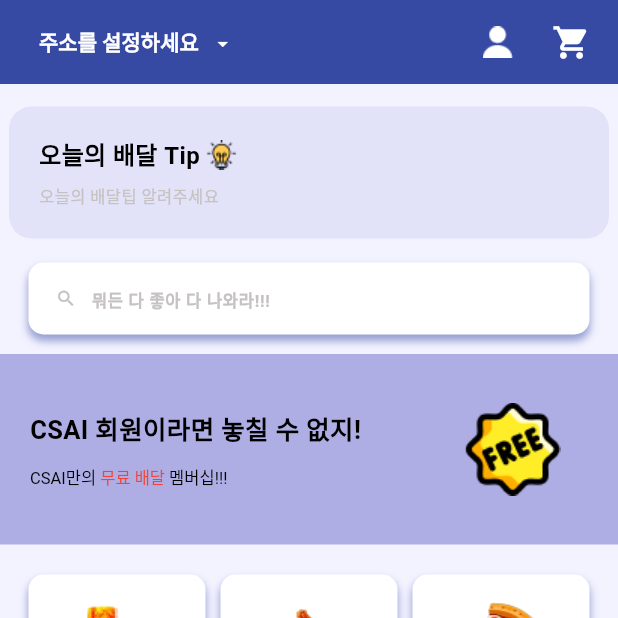
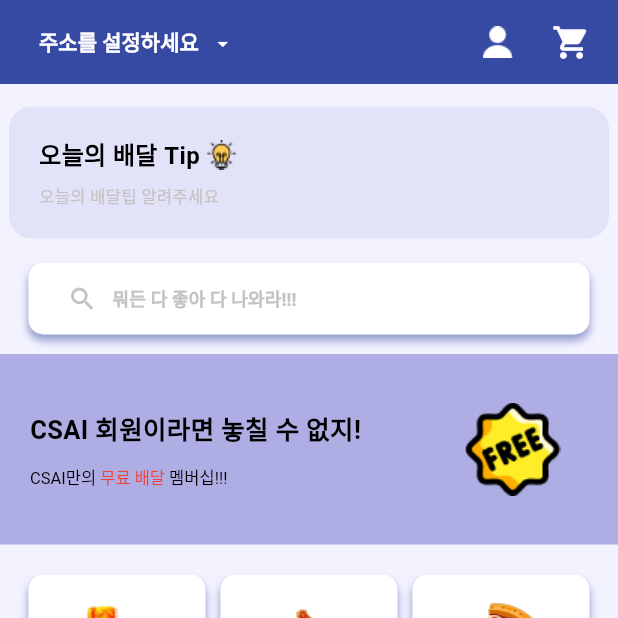
Before and after one commit to CSAI-CommentScribeAI/frontend, a Flutter app: the UserHomePage screen opened directly, on a phone screen of 412 x 824 dp, the top half of it. Run offline on Flutter 3.47's test engine with Material 3 defaults, Android fonts, the phone set to English and light mode, and no system bars; our stand-ins replace carousel_slider, email_validator, flutter_dotenv, flutter_rating_bar, get, image_picker and 4 more; missing offline and left inert: cart_stepper, flutter_pannable_rating_bar, kakao_flutter_sdk, kakao_map_plugin, kpostal; accounts and stored records are empty; network calls fail.

Commit message:
fix(user) : #72 검색 필드 코드 수정
- textformfield에서 textbutton으로 변경

```diff
--- a/lib/user/screens/userHome_screen.dart
+++ b/lib/user/screens/userHome_screen.dart
@@ -181,18 +181,10 @@ class _UserHomePageState extends State<UserHomePage> {
                   ],
                 ),
               ),
+              Padding(
+                padding: const EdgeInsets.symmetric(horizontal: 19.0),
 
-              // 검색창 필드
-              GestureDetector(
-                onTap: () {
-                  // 검색 화면으로 이동
-                  showSearch(
-                    context: context,
-                    delegate: MenuSearchDelegate(futureStores),
-                  );
-                },
-                child: Padding(
-                  padding: const EdgeInsets.symmetric(horizontal: 19.0),
+                // 검색 창
                 child: Container(
                   padding: const EdgeInsets.only(left: 14),
                   width: 400,
@@ -212,38 +204,33 @@ class _UserHomePageState extends State<UserHomePage> {
                     crossAxisAlignment: CrossAxisAlignment.start,
                     mainAxisAlignment: MainAxisAlignment.center,
                     children: [
-                        // 검색창
-                        Row(
+                      TextButton(
+                          onPressed: () {
+                            // 검색 화면으로 이동
+                            showSearch(
+                              context: context,
+                              delegate: MenuSearchDelegate(futureStores),
+                            );
+                          },
+                          child: const Row(
                             children: [
-                            const Padding(
-                              padding: EdgeInsets.only(left: 4.0),
-                              child: Icon(
+                              Icon(
                                 Icons.search,
                                 color: Color(0xFFC6C2C2),
-                                size: 14,
+                                size: 20,
                               ),
-                            ),
-                            const SizedBox(
-                              width: 10,
-                            ),
-                            Expanded(
-                              child: TextField(
-                                controller: searchController,
-                                decoration: const InputDecoration(
-                                  hintText: '뭐든 다 좋아 다 나와라!!!',
-                                  hintStyle: TextStyle(
+                              SizedBox(width: 10),
+                              Text(
+                                '뭐든 다 좋아 다 나와라!!!',
+                                style: TextStyle(
                                   color: Color(0xFFC6C2C2),
-                                    fontSize: 11,
+                                  fontSize: 12,
                                   fontWeight: FontWeight.bold,
-                                  ),
-                                  border: InputBorder.none,
-                                ),
                                 ),
                               ),
                             ],
-                        ),
+                          ))
                     ],
-                    ),
                   ),
                 ),
               ),
```
Lines whose indentation alone changed are shown as unchanged.
